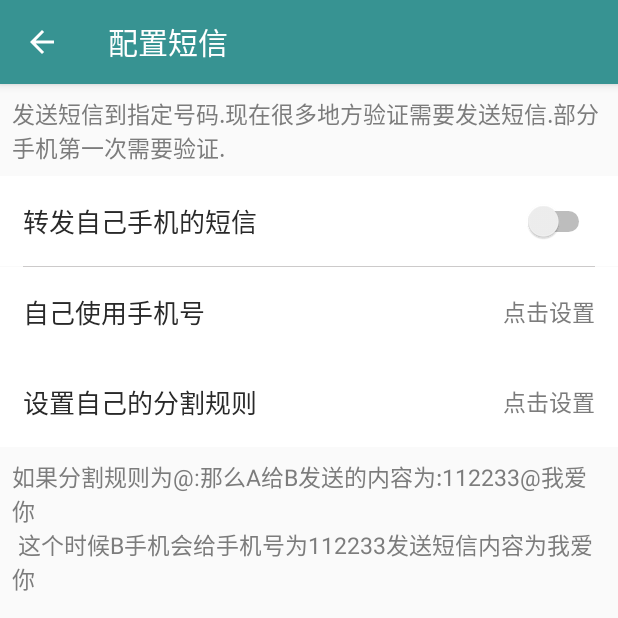
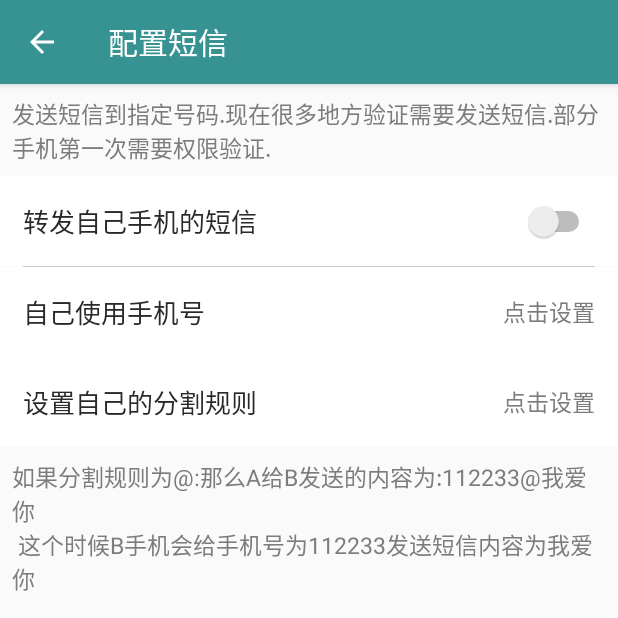
Before and after one commit to HoseaDev/SMSRedirectEmail, an Android app: the SmsRelayerActivity screen opened directly, with no data from a screen before it, on a phone screen of 412 x 824 dp, the top half of it. Run offline under Robolectric (Android 15) with nearby library versions, the phone set to English and light mode, and no system bars; libraries missing offline, so code that uses them is left out: com.yanzhenjie.permission; 1 statement that could not run was skipped.

Commit message:
处理readme.

```diff
--- a/app/src/main/res/layout/activity_sms_relayer.xml
+++ b/app/src/main/res/layout/activity_sms_relayer.xml
@@ -70,7 +70,7 @@
         android:layout_height="wrap_content"
         android:layout_margin="8dp"
         android:gravity="center_vertical"
-        android:text="发送短信到指定号码.现在很多地方验证需要发送短信.部分手机第一次需要验证."
+        android:text="发送短信到指定号码.现在很多地方验证需要发送短信.部分手机第一次需要权限验证."
         android:textColor="@color/colorLightText"
         android:textSize="15sp" />
 
```
Also changed, not shown: 1 other file.
